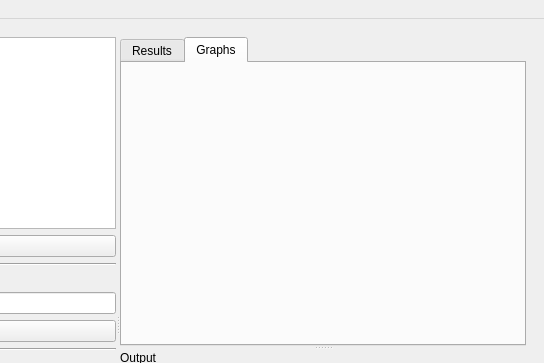
Above: QtCreator/mainWindow.ui from Boxfort/dissertation before the change; both pictures show x 274 to 818 and y 0 to 363 of the 818 by 651 pixel window. Below: the same form after it.
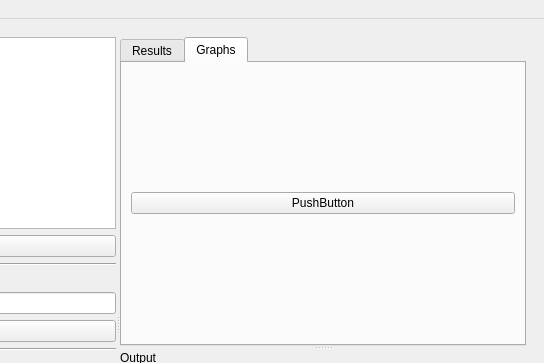
That is the form after the change.

Patch:
```diff
--- a/QtCreator/mainWindow.ui
+++ b/QtCreator/mainWindow.ui
@@ -226,6 +226,15 @@
                <attribute name="title">
                 <string>Graphs</string>
                </attribute>
+               <layout class="QGridLayout" name="gridLayout">
+                <item row="0" column="0">
+                 <widget class="QPushButton" name="findme">
+                  <property name="text">
+                   <string>PushButton</string>
+                  </property>
+                 </widget>
+                </item>
+               </layout>
               </widget>
              </widget>
              <widget class="QGroupBox" name="groupBox">
```
Left out of the diff: 12 changed lines with no effect on the pictures.
